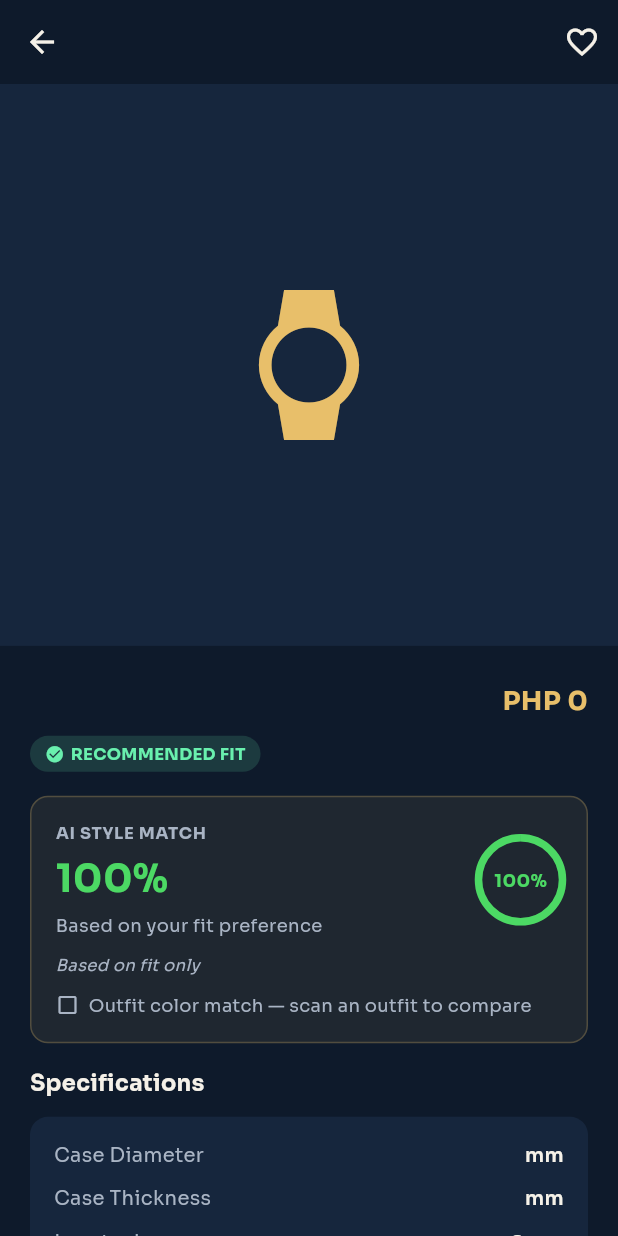
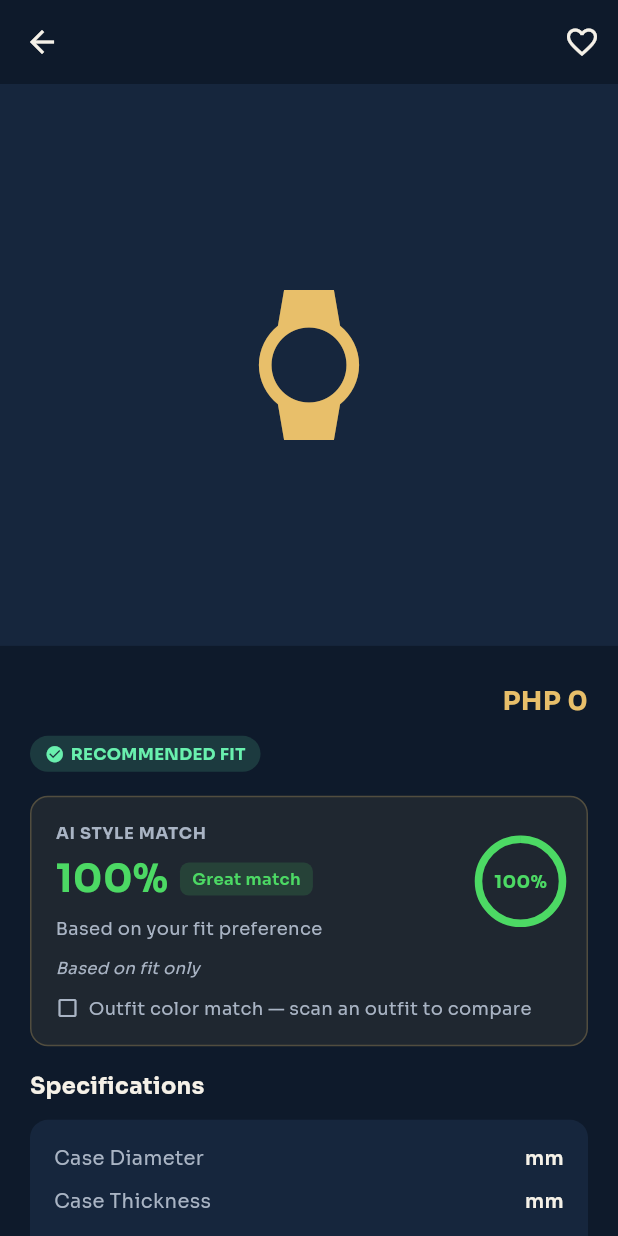
Before and after one commit to jaypeekyle23/VirtuWatch, a Flutter app: the WatchDetailScreen screen opened directly with empty values, on a phone screen of 412 x 824 dp. Run offline on Flutter 3.47's test engine with Material 3 defaults, Android fonts, the phone set to English and light mode, and no system bars; our stand-ins replace camera, cloud_firestore, file_picker, firebase_auth, firebase_core, flutter_svg and 4 more; missing offline and left inert: google_mlkit_subject_segmentation, hand_landmarker, palette_generator_plus; accounts and stored records are empty; generated files the repository leaves out were written again.

Commit message:
Give the watch chat full fit/color/style scoring, add honest match-verdict labels to chat and UI, rebalance recommendation weights (55/30/15), and fix italic markdown rendering in chat bubbles.

```diff
--- a/lib/constants/app_knowledge.dart
+++ b/lib/constants/app_knowledge.dart
@@ -19,7 +19,7 @@ How the outfit color scan works: the customer photographs (or picks from their g
 
 How AR Try-On actually works: this is markerless AR, not marker-based and not built on ARCore/ARKit's plane-detection/world-tracking APIs (neither of those SDKs has a hand or wrist anchor). Instead, live on-device hand-landmark tracking (MediaPipe, via the hand_landmarker plugin — the same underlying technology Google uses for hand tracking, running locally on the phone, not in the cloud) runs continuously during try-on, and a real-time 3D scene (rendered with a WebGL-based 3D engine) positions the merchant-uploaded 3D watch model at the wrist's on-screen location every frame — following its position, rotation, and apparent scale as the hand moves. Note this hand-landmark tracking is specific to AR try-on; wrist *measurement* is a separate, camera-free feature (see above). If asked whether AR try-on uses ARCore/ARKit: no, and it deliberately doesn't need to — it doesn't require an ARCore-certified device or Google Play Services for AR to be installed, since the tracking is done via on-device hand-landmark detection rather than SLAM/plane-tracking.
 
-How the recommendation match score works (repeated here for general "how does the app work" questions — see the specific scores already provided elsewhere in this prompt for this customer's actual results): a weighted blend of Fit (50%, comparing the watch's lug-to-lug measurement to the customer's wrist width), Color (30%, comparing the watch's color to the customer's scanned outfit colors), and Style (20%, matching the watch's style category to the customer's saved preferences). Missing signals are excluded and the remaining weights are rebalanced, rather than penalizing an incomplete profile.
+How the recommendation match score works (repeated here for general "how does the app work" questions — see the specific scores already provided elsewhere in this prompt for this customer's actual results): a weighted blend of Fit (55%, comparing the watch's lug-to-lug measurement to the customer's wrist width), Style (30%, matching the watch's style category to the customer's saved preferences), and Color (15%, comparing the watch's color to the customer's scanned outfit colors). Missing signals are excluded and the remaining weights are rebalanced, rather than penalizing an incomplete profile.
 
 Fit scoring specifics, if asked why a watch "runs large/small" or how close is close enough: lug-to-lug within 3mm of the customer's wrist width is a "great fit." Beyond that, the fit score degrades linearly out to a 15mm difference, where it hits zero — a watch outside that range isn't necessarily unwearable, but the app treats it as a poor fit match. Whether it reads as "runs large" or "runs small" just depends on whether the watch's lug-to-lug is bigger or smaller than the wrist width.
 
@@ -61,5 +61,5 @@ PRIVACY: if asked whether wrist photos or outfit photos are stored — wrist mea
 
 If asked who built the app or who the lead developer is, answer directly: Jaypee Kyle Alsagon.
 
-Your name is VirtuWatch AI. You will introduce yourself as such.
+In instances the user asks your name, your name is VirtuWatch AI.
 ''';
--- a/lib/screens/customer/watch_detail_screen.dart
+++ b/lib/screens/customer/watch_detail_screen.dart
@@ -390,9 +390,11 @@ class _WatchDetailScreenState extends State<WatchDetailScreen> {
     );
   }
 
-  /// The "AI Style Match" card: shows [rec]'s combined match score plus
-  /// which signals (fit/style/color) actually contributed to it, so the
-  /// percentage never implies more confidence than the data supports.
+  /// The "AI Style Match" card: shows [rec]'s combined match score, a
+  /// plain-language verdict label (Great/Good/Fair/Weak/Poor match, same
+  /// bands the chat assistant uses), and which signals (fit/style/color)
+  /// actually contributed to it, so the percentage never implies more
+  /// confidence than the data supports.
   Widget _matchCard(WatchRecommendation rec) {
     final match = rec.matchPercent;
     final matchColor = matchScoreColor(match);
@@ -437,6 +439,9 @@ class _WatchDetailScreenState extends State<WatchDetailScreen> {
                       ),
                     ),
                     const SizedBox(height: 4),
+                    Row(
+                      crossAxisAlignment: CrossAxisAlignment.center,
+                      children: [
                         Text(
                           '$match%',
                           style: TextStyle(
@@ -445,7 +450,28 @@ class _WatchDetailScreenState extends State<WatchDetailScreen> {
                             fontWeight: FontWeight.bold,
                           ),
                         ),
-                    const SizedBox(height: 4),
+                        const SizedBox(width: 8),
+                        Container(
+                          padding: const EdgeInsets.symmetric(
+                            horizontal: 8,
+                            vertical: 3,
+                          ),
+                          decoration: BoxDecoration(
+                            color: matchColor.withValues(alpha: 0.15),
+                            borderRadius: BorderRadius.circular(6),
+                          ),
+                          child: Text(
+                            matchVerdictLabel(match),
+                            style: TextStyle(
+                              color: matchColor,
+                              fontSize: 11,
+                              fontWeight: FontWeight.w600,
+                            ),
+                          ),
+                        ),
+                      ],
+                    ),
+                    const SizedBox(height: 6),
                     Text(
                       subtitle,
                       style: const TextStyle(
--- a/lib/services/recommendation_service.dart
+++ b/lib/services/recommendation_service.dart
@@ -118,10 +118,13 @@ class RecommendationService {
   // Base weights, out of 1.0, when all three signals are available. Fit
   // is weighted highest since it's the one hard physical constraint (an
   // ill-fitting watch is a worse recommendation than an off-style or
-  // off-color one); color and style are softer preferences.
-  static const double _fitWeight = 0.5;
-  static const double _colorWeight = 0.3;
-  static const double _styleWeight = 0.2;
+  // off-color one). Color is weighted lightest since it comes from a
+  // single outfit scan — one snapshot of what the user happened to wear
+  // once — so it's a noisier signal than style, which is an explicit,
+  // stated preference.
+  static const double _fitWeight = 0.55;
+  static const double _colorWeight = 0.15;
+  static const double _styleWeight = 0.30;
 
   // How many mm of lug-to-lug vs wrist-width difference is treated as
   // the edge of "still fits reasonably" before the fit score hits zero.
--- a/lib/utils/match_score_color.dart
+++ b/lib/utils/match_score_color.dart
@@ -1,4 +1,15 @@
 import 'package:flutter/material.dart';
+
+/// Score thresholds for the 5-tier match scale. Shared by [matchScoreColor]
+/// (the UI badge) and the chat-assistant verdict helpers below
+/// ([matchVerdictLabel], [matchVerdictGuidance]) so the badge color a
+/// customer sees on screen and the tone the AI uses to talk about that same
+/// watch never disagree — a watch badged red/orange should never get
+/// talked up by the chatbot as a good pick.
+const int greatMatchThreshold = 80;
+const int goodMatchThreshold = 60;
+const int fairMatchThreshold = 40;
+const int weakMatchThreshold = 20;
 
 /// Maps a recommendation match percentage (0–100) to the color used for
 /// its badge, on a 5-tier scale from red (poor match) to green (strong
@@ -11,9 +22,50 @@ import 'package:flutter/material.dart';
 /// "best match" green tier. These five colors share consistent saturation
 /// and brightness so the scale reads as a smooth gradient.
 Color matchScoreColor(int matchPercent) {
-  if (matchPercent >= 80) return const Color(0xFF4CD964); // green
-  if (matchPercent >= 60) return const Color(0xFF9BE564); // yellow-green
-  if (matchPercent >= 40) return const Color(0xFFE5C84C); // yellow
-  if (matchPercent >= 20) return const Color(0xFFE5924C); // orange
+  if (matchPercent >= greatMatchThreshold) return const Color(0xFF4CD964); // green
+  if (matchPercent >= goodMatchThreshold) return const Color(0xFF9BE564); // yellow-green
+  if (matchPercent >= fairMatchThreshold) return const Color(0xFFE5C84C); // yellow
+  if (matchPercent >= weakMatchThreshold) return const Color(0xFFE5924C); // orange
   return const Color(0xFFE5544C); // red
 }
+
+/// Short label for a match percentage, using the exact same bands as
+/// [matchScoreColor] — e.g. a watch labeled "Poor match" here is the same
+/// watch showing a red badge on screen. Used in the chat assistant's
+/// system prompt so it has a plain-language verdict for each watch instead
+/// of just a bare number it might otherwise talk up regardless of score.
+String matchVerdictLabel(int matchPercent) {
+  if (matchPercent >= greatMatchThreshold) return 'Great match';
+  if (matchPercent >= goodMatchThreshold) return 'Good match';
+  if (matchPercent >= fairMatchThreshold) return 'Fair match';
+  if (matchPercent >= weakMatchThreshold) return 'Weak match';
+  return 'Poor match';
+}
+
+/// Tells the chat assistant how honestly/critically to talk about a SINGLE
+/// watch at this match percentage. A match score alone doesn't tell a
+/// language model whether that number is actually good, so without this a
+/// low score (e.g. 17%) could still get talked up as "good for you" — this
+/// makes the required tone explicit and non-negotiable per band.
+String matchVerdictGuidance(int matchPercent) {
+  final label = matchVerdictLabel(matchPercent);
+  if (matchPercent >= greatMatchThreshold) {
+    return '$label ($matchPercent%) — recommend it confidently.';
+  } else if (matchPercent >= goodMatchThreshold) {
+    return '$label ($matchPercent%) — recommend it, but mention whatever '
+        'is holding it back from a great match.';
+  } else if (matchPercent >= fairMatchThreshold) {
+    return '$label ($matchPercent%) — do not call this a good pick '
+        'outright. Be upfront that it only partially suits the customer '
+        'and name the weak signal(s) (fit, color, or style).';
+  } else if (matchPercent >= weakMatchThreshold) {
+    return '$label ($matchPercent%) — this is a poor match. Say so '
+        'plainly and explain what is dragging the score down instead of '
+        'softening it into a recommendation.';
+  } else {
+    return '$label ($matchPercent%) — do NOT tell the customer this would '
+        'be good for them. State plainly that it is a poor match for '
+        'their profile, explain why (fit/color/style), and suggest they '
+        'look at higher-scoring options instead.';
+  }
+}
```
Also changed, not shown: lib/services/chat_service.dart (+43 -22 lines), lib/widgets/chat_sheet.dart (+25 -14 lines), lib/widgets/watch_chat_sheet.dart (+12 -2 lines). Lines whose indentation alone changed are shown as unchanged.
